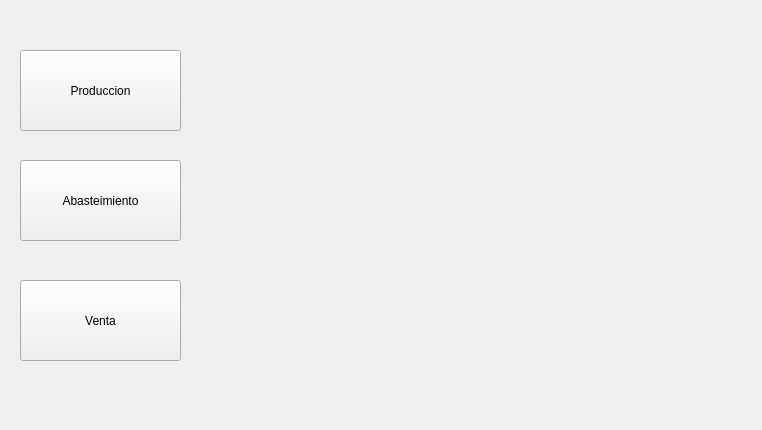
EscuelaProyectosPOO/simulacion, file pantalla_principal.ui: the form before one commit.
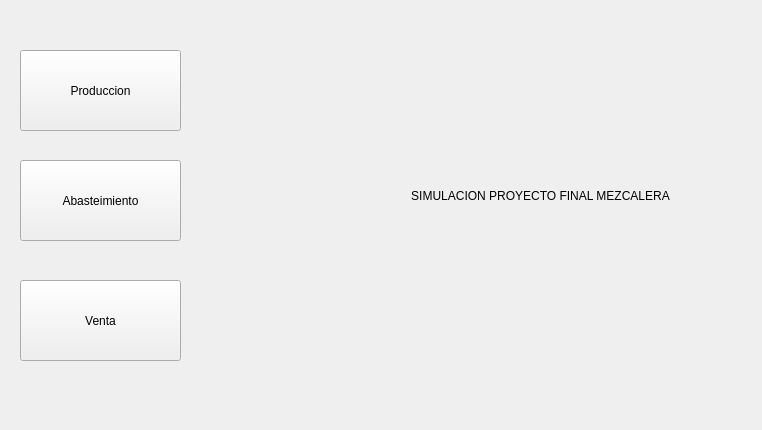
The form after the commit. Icons and pictures are not drawn.

```diff
--- a/pantalla_principal.ui
+++ b/pantalla_principal.ui
@@ -88,6 +88,25 @@
      <string>Abasteimiento</string>
     </property>
    </widget>
+   <widget class="QLabel" name="label1">
+    <property name="geometry">
+     <rect>
+      <x>330</x>
+      <y>150</y>
+      <width>421</width>
+      <height>91</height>
+     </rect>
+    </property>
+    <property name="layoutDirection">
+     <enum>Qt::LeftToRight</enum>
+    </property>
+    <property name="text">
+     <string>SIMULACION PROYECTO FINAL MEZCALERA</string>
+    </property>
+    <property name="alignment">
+     <set>Qt::AlignCenter</set>
+    </property>
+   </widget>
   </widget>
  </widget>
  <resources>
```
Left out of the diff: 7 changed lines with no effect on the pictures.
